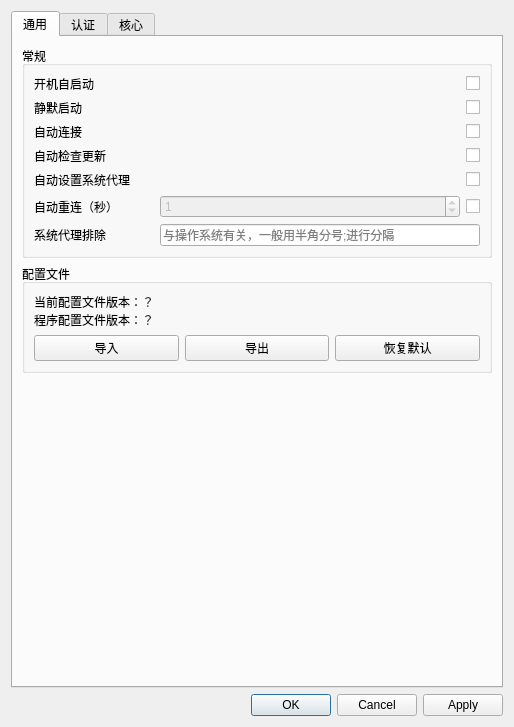
This is settingwindow/settingwindow.ui in chenx-dust/EZ4Connect as Qt 5 draws it before an edit. The edited form follows.
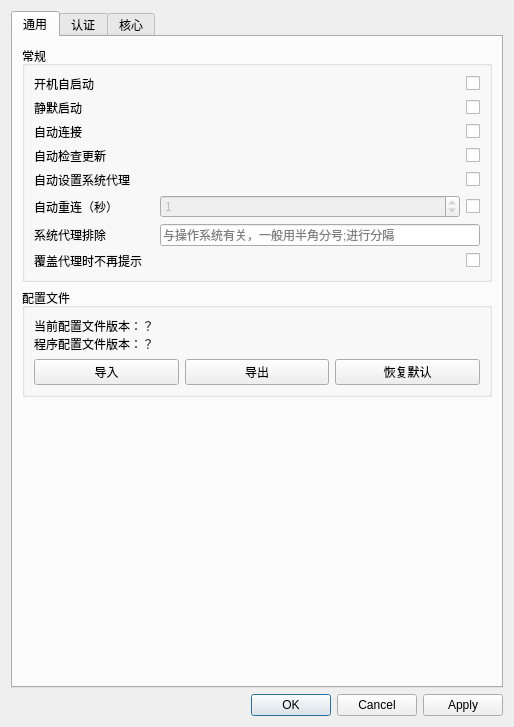
This is the edited form.

Commit message: refactor: 更好的覆盖代理提示 (Fixes: #38)

Diff of the .ui file:
```diff
--- a/settingwindow/settingwindow.ui
+++ b/settingwindow/settingwindow.ui
@@ -218,6 +218,20 @@
            </widget>
           </item>
           <item row="8" column="0">
+           <widget class="QLabel" name="commonTabLabelSuppressProxyWarning">
+            <property name="text">
+             <string>覆盖代理时不再提示</string>
+            </property>
+           </widget>
+          </item>
+          <item row="8" column="2">
+           <widget class="QCheckBox" name="suppressProxyOverrideWarningCheckBox">
+            <property name="text">
+             <string/>
+            </property>
+           </widget>
+          </item>
+          <item row="9" column="0">
            <spacer name="horizontalSpacer_4">
             <property name="orientation">
              <enum>Qt::Orientation::Horizontal</enum>
```
The commit also changes 5 other files.
